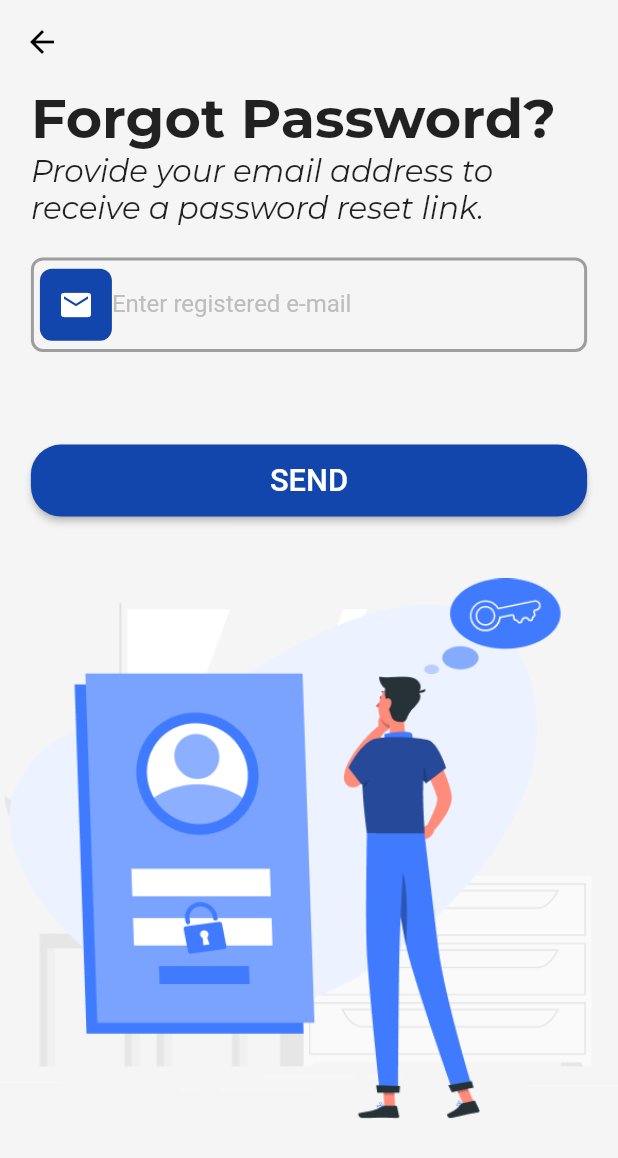
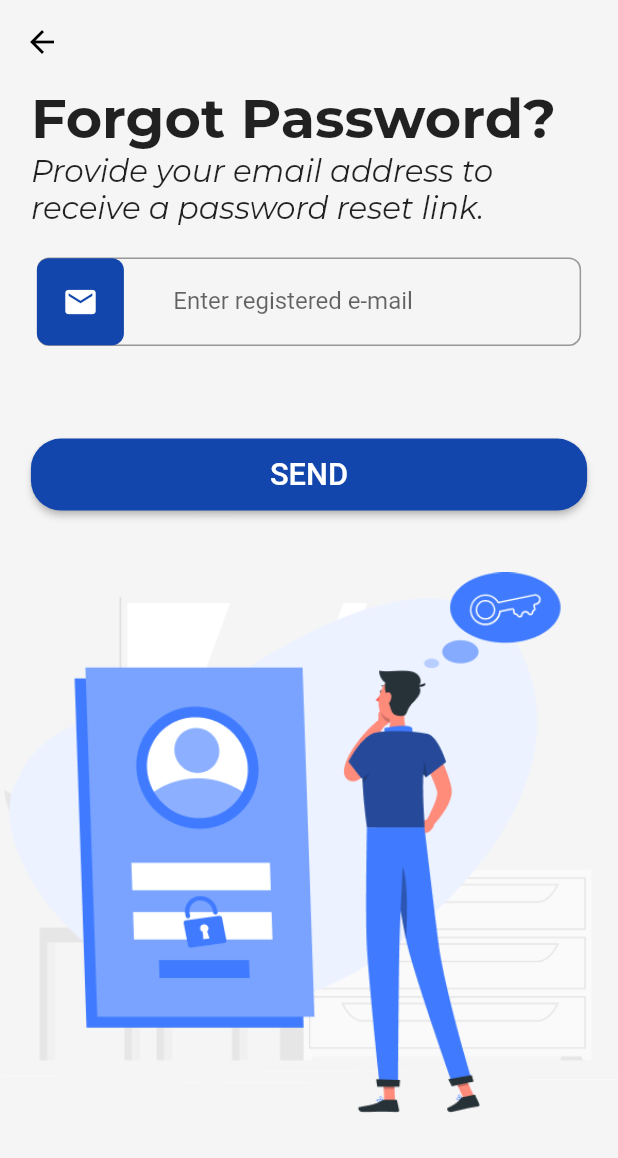
Before and after one commit to lakshya1goel/BytePad, a Flutter app: the ForgotPasswordScreen screen opened directly, on a phone screen of 412 x 824 dp. Shown: the top 1158 px of the screen. Run offline on Flutter 3.47's test engine with Material 2 defaults, Android fonts, the phone set to English and light mode, and no system bars; our stand-ins replace carousel_slider; project files that could hold a hidden picture were left out.

Commit message:
fix bugs in custom_input_field

```diff
--- a/lib/Views/Widgets/custom_input_field.dart
+++ b/lib/Views/Widgets/custom_input_field.dart
@@ -12,35 +12,36 @@ class CustomInputField extends StatelessWidget {
 
     final size = MediaQuery.of(context).size;
 
-    return Container(
-      decoration: BoxDecoration(
-        borderRadius: BorderRadius.circular(8.0),
-        border: Border.all(
-          color: Colors.grey,
-          width: 2.0,
-        ),
-      ),
-      child: Padding(
+    return Padding(
       padding: const EdgeInsets.symmetric(horizontal: 4.0),
       child: TextFormField(
         controller: controller,
         cursorColor: blueColor,
         decoration: InputDecoration(
           labelText: labelText,
-            labelStyle: TextStyle(
-              color: labelColor
+          floatingLabelStyle: TextStyle(
+            color: blueColor,
           ),
-            focusedBorder: InputBorder.none,
-            enabledBorder: InputBorder.none,
+          border: OutlineInputBorder(
+            borderSide: BorderSide(color: Colors.grey),
+            borderRadius: BorderRadius.circular(8.0),
+          ),
+          focusedBorder: OutlineInputBorder(
+            borderSide: BorderSide(color: blueColor),
+            borderRadius: BorderRadius.circular(8.0),
+          ),
           prefixIcon: Container(
+            margin: EdgeInsets.only(right: size.width*0.08),
               decoration: BoxDecoration(
                 borderRadius: BorderRadius.circular(8.0),
                 color: blueColor,
               ),
+              child: Padding(
+                padding: const EdgeInsets.all(17.0),
                 child: Icon(icon,
                   color: Colors.white,
+                ),
               )
-            ),
           ),
         ),
       ),
```
Lines whose indentation alone changed are shown as unchanged.
